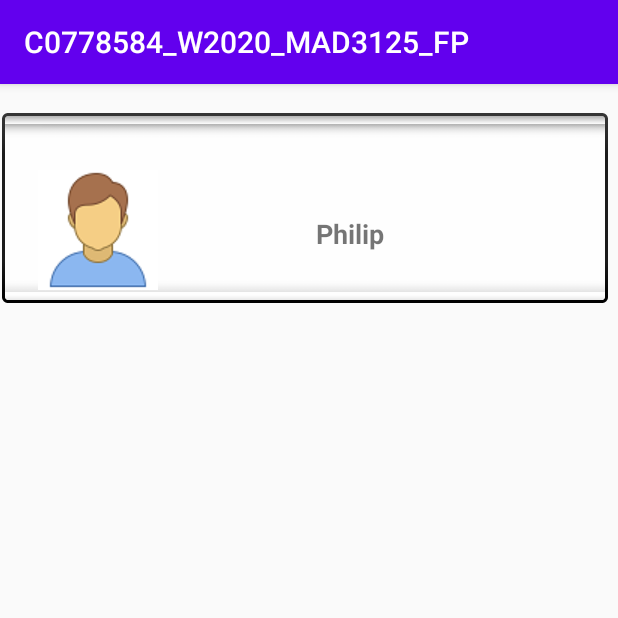
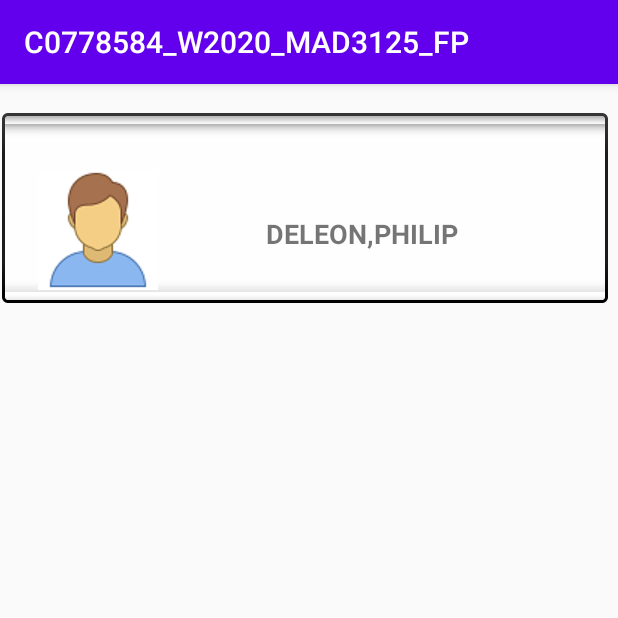
Before and after one commit to philipjhasondeleon/C0778584_W2020_MAD3125_FP, an Android app: the CustomerListActivity screen opened directly, with no data from a screen before it, on a phone screen of 412 x 824 dp, the top half of it. Run offline under Robolectric (Android 15) with nearby library versions, the light colour scheme and no system bars.

Commit message:
[Philip] ShowCustomerList design modified

```diff
--- a/app/src/main/java/com/example/c0778584_w2020_mad3125_fp/adapter/CustomerAdapter.java
+++ b/app/src/main/java/com/example/c0778584_w2020_mad3125_fp/adapter/CustomerAdapter.java
@@ -35,7 +35,7 @@ public class CustomerAdapter extends RecyclerView.Adapter<CustomerAdapter.Custom
     @Override
     public void onBindViewHolder(@NonNull final CustomerViewHolder holder, final int position) {
         Customer mCustomer = this.customersArrayList.get(position);
-        holder.txtName.setText(mCustomer.getFirstName());
+        holder.txtName.setText(mCustomer.getFull_name());
         holder.customerImage.setImageResource(mCustomer.getCustomerImg());
 
         holder.itemView.setOnClickListener(new View.OnClickListener()
--- a/app/src/main/java/com/example/c0778584_w2020_mad3125_fp/model/Customer.java
+++ b/app/src/main/java/com/example/c0778584_w2020_mad3125_fp/model/Customer.java
@@ -12,6 +12,7 @@ public class Customer implements Parcelable {
     private String customerId;
     private String firstName;
     private String lastName;
+    private String fullName;
     private String gender;
     private String email;
     private String userName;
@@ -113,6 +114,14 @@ public class Customer implements Parcelable {
     public void setLastName(String lastName)
     {
         this.lastName = lastName;
+    }
+
+    public String getFull_name() {
+        return lastName.toUpperCase()+","+firstName.toUpperCase();
+    }
+
+    public void setFull_name(String full_name) {
+        this.fullName = full_name;
     }
 
     public void addBill(String billId, Bill bill)
```
